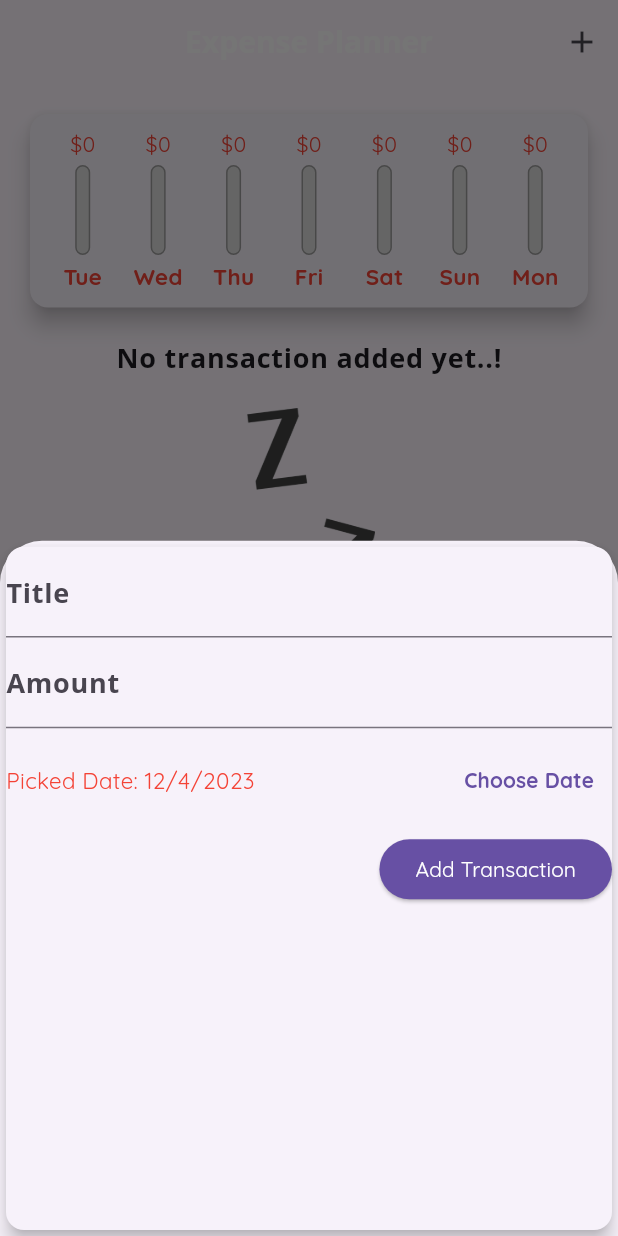
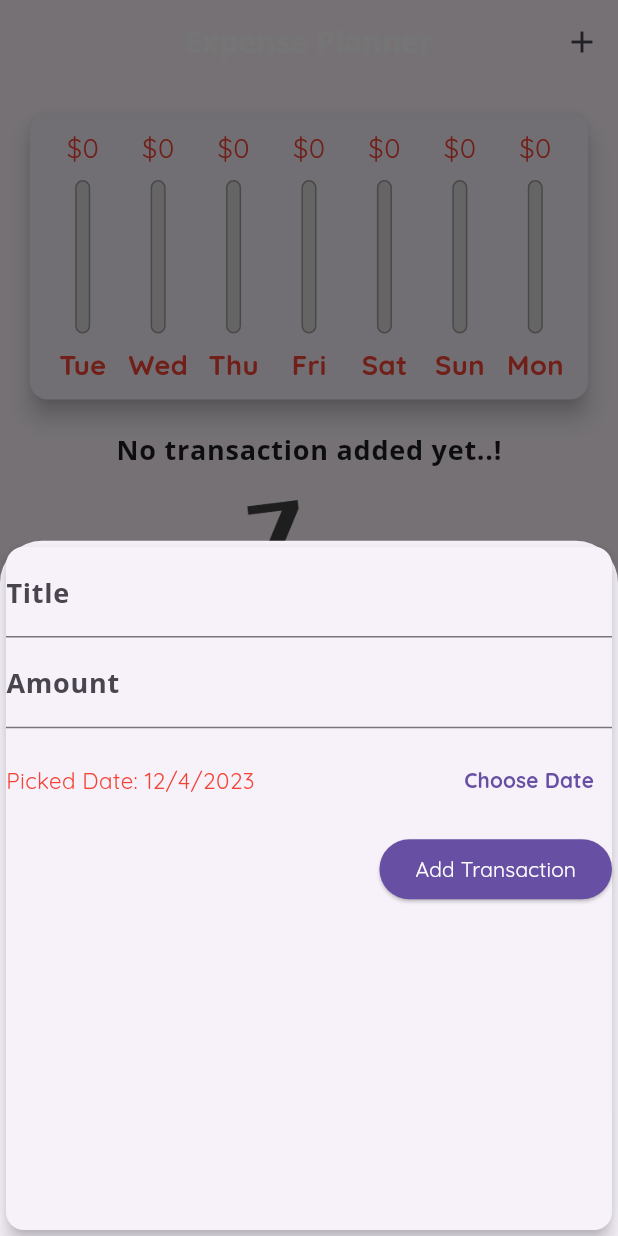
Before and after one commit to apikmeister/expense-app, a Flutter app: the screen it shows after launch, after a tap on the "add" icon, on a phone screen of 412 x 824 dp. Run offline on Flutter 3.47's test engine with Material 3 defaults, Android fonts, the phone set to English and light mode, and no system bars.

Commit message:
Refactor UI layout and update app title

```diff
--- a/lib/main.dart
+++ b/lib/main.dart
@@ -2,17 +2,26 @@ import 'package:expense_app/models/transaction.dart';
 import 'package:expense_app/widgets/chart.dart';
 import 'package:expense_app/widgets/new_transaction.dart';
 import 'package:expense_app/widgets/transaction_list.dart';
-import 'package:expense_app/widgets/user_transaction.dart';
 import 'package:flutter/material.dart';
+import 'package:flutter/services.dart';
 
-void main() => runApp(MyApp());
+void main() {
+  // WidgetsFlutterBinding.ensureInitialized();
+  // SystemChrome.setPreferredOrientations(
+  //   [
+  //     DeviceOrientation.portraitUp,
+  //     DeviceOrientation.portraitDown,
+  //   ],
+  // );
+  runApp(MyApp());
+}
 
 class MyApp extends StatelessWidget {
   @override
   Widget build(BuildContext context) {
     return MaterialApp(
       debugShowCheckedModeBanner: false,
-      title: 'Flutter App',
+      title: 'Expense Planner',
       theme: ThemeData(
         primarySwatch: Colors.purple,
         splashColor: Colors.amber,
@@ -126,8 +135,7 @@ class _MyHomePageState extends State {
 
   @override
   Widget build(BuildContext context) {
-    return Scaffold(
-      appBar: AppBar(
+    final appBar = AppBar(
       title: Text('Expense Planner'),
       centerTitle: true,
       actions: [
@@ -137,20 +145,36 @@ class _MyHomePageState extends State {
           icon: Icon(Icons.add),
         ),
       ],
-      ),
+    );
+    return Scaffold(
+      appBar: appBar,
       body: SingleChildScrollView(
         child: Column(
-          mainAxisAlignment: MainAxisAlignment.spaceAround,
+          // mainAxisAlignment: MainAxisAlignment.spaceAround,
           crossAxisAlignment: CrossAxisAlignment.stretch,
           children: <Widget>[
-            Chart(_recentTransactions),
-            TransactionList(_userTransactions, _deleteTransaction)
+            Container(
+              height: (MediaQuery.of(context).size.height -
+                      appBar.preferredSize.height -
+                      MediaQuery.of(context).padding.top) *
+                  0.3,
+              child: Chart(_recentTransactions),
+            ),
+            Container(
+              height: (MediaQuery.of(context).size.height -
+                      appBar.preferredSize.height -
+                      MediaQuery.of(context).padding.top) *
+                  0.7,
+              child: TransactionList(_userTransactions, _deleteTransaction),
+            ),
+            // Chart(_recentTransaction),
+            // TransactionList(_userTransactions, _deleteTransaction),
           ],
         ),
       ),
       floatingActionButtonLocation: FloatingActionButtonLocation.centerFloat,
       floatingActionButton: FloatingActionButton(
-        onPressed: () => _startAddNewTransaction(context),
+        onPressed: () => _startAddNewTransaction(context), // Modal Bottom Sheet
         child: Icon(Icons.add),
       ),
     );
--- a/lib/widgets/chart_bar.dart
+++ b/lib/widgets/chart_bar.dart
@@ -13,19 +13,20 @@ class ChartBar extends StatelessWidget {
 
   @override
   Widget build(BuildContext context) {
+    return LayoutBuilder(builder: (ctx, constraint) {
       return Column(
         children: <Widget>[
           Container(
-          height: 20,
+            height: constraint.maxHeight * 0.15,
             child: FittedBox(
               child: Text('\$${spendingAmount.toStringAsFixed(0)}'),
             ),
           ),
           SizedBox(
-          height: 4,
+            height: constraint.maxHeight * 0.05,
           ),
           Container(
-          height: 60,
+            height: constraint.maxHeight * 0.6,
             width: 10,
             child: Stack(
               alignment: Alignment.bottomCenter,
@@ -50,15 +51,21 @@ class ChartBar extends StatelessWidget {
             ),
           ),
           SizedBox(
-          height: 4,
+            height: constraint.maxHeight * 0.05,
           ),
-        Text(
+          Container(
+            height: constraint.maxHeight * 0.15,
+            child: FittedBox(
+              child: Text(
                 label,
                 style: TextStyle(
                   fontWeight: FontWeight.bold,
                 ),
               ),
+            ),
+          ),
         ],
       );
+    });
   }
 }
--- a/lib/widgets/transaction_list.dart
+++ b/lib/widgets/transaction_list.dart
@@ -13,9 +13,11 @@ class TransactionList extends StatelessWidget {
 
   @override
   Widget build(BuildContext context) {
-    return Container(
-        height: 500,
-        child: transactions.isEmpty
+    return
+        // Container(
+        //     height: 500,
+        //     child:
+        transactions.isEmpty
             ? Column(
                 children: [
                   Text(
@@ -73,8 +75,8 @@ class TransactionList extends StatelessWidget {
                       ),
                     ),
                   );
-                })
-        // .toList()),
-        );
+                }
+                // .toList()),
+                );
   }
 }
```
Lines whose indentation alone changed are shown as unchanged.
